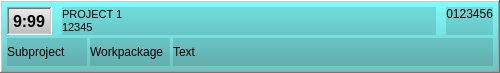
Above: zeiterfassungclient/strips/timeassignmentstrip.ui from 0xFEEDC0DE64/DbZeiterfassung before the change. Below: the same form after it.
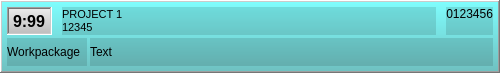
That is the form after the change.

Commit message: Removed subproject fields

What changed in the file:
```diff
--- a/zeiterfassungclient/strips/timeassignmentstrip.ui
+++ b/zeiterfassungclient/strips/timeassignmentstrip.ui
@@ -95,23 +95,7 @@
     </layout>
    </item>
    <item>
-    <layout class="QHBoxLayout" stretch="0,0,1">
-     <item>
-      <widget class="QLabel" name="labelSubproject">
-       <property name="minimumSize">
-        <size>
-         <width>80</width>
-         <height>0</height>
-        </size>
-       </property>
-       <property name="styleSheet">
-        <string notr="true">background-color: rgba(0,0,0,30);</string>
-       </property>
-       <property name="text">
-        <string notr="true">Subproject</string>
-       </property>
-      </widget>
-     </item>
+    <layout class="QHBoxLayout" stretch="0,1">
      <item>
       <widget class="QLabel" name="labelWorkpackage">
        <property name="minimumSize">
```
The commit also changes 12 other files.
